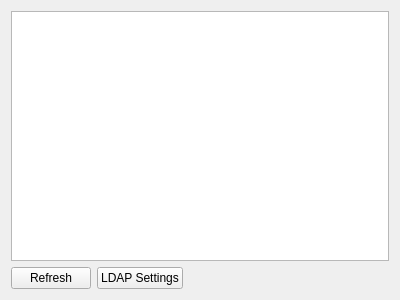
This is client/src/ui/widgets/user_management_widget.ui in networkoptix/nx_open as Qt 5 draws it before an edit. The edited form follows.
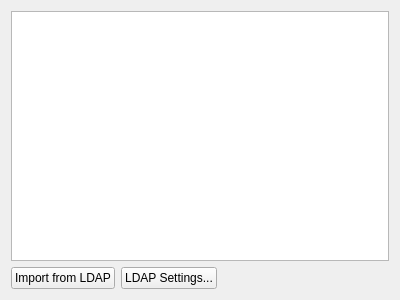
This is the edited form.

```diff
--- a/client/src/ui/widgets/user_management_widget.ui
+++ b/client/src/ui/widgets/user_management_widget.ui
@@ -32,14 +32,14 @@
      <item>
       <widget class="QPushButton" name="refreshButton">
        <property name="text">
-        <string>Refresh</string>
+        <string>Import from LDAP</string>
        </property>
       </widget>
      </item>
      <item>
       <widget class="QPushButton" name="ldapSettingsButton">
        <property name="text">
-        <string>LDAP Settings</string>
+        <string>LDAP Settings...</string>
        </property>
       </widget>
      </item>
```
